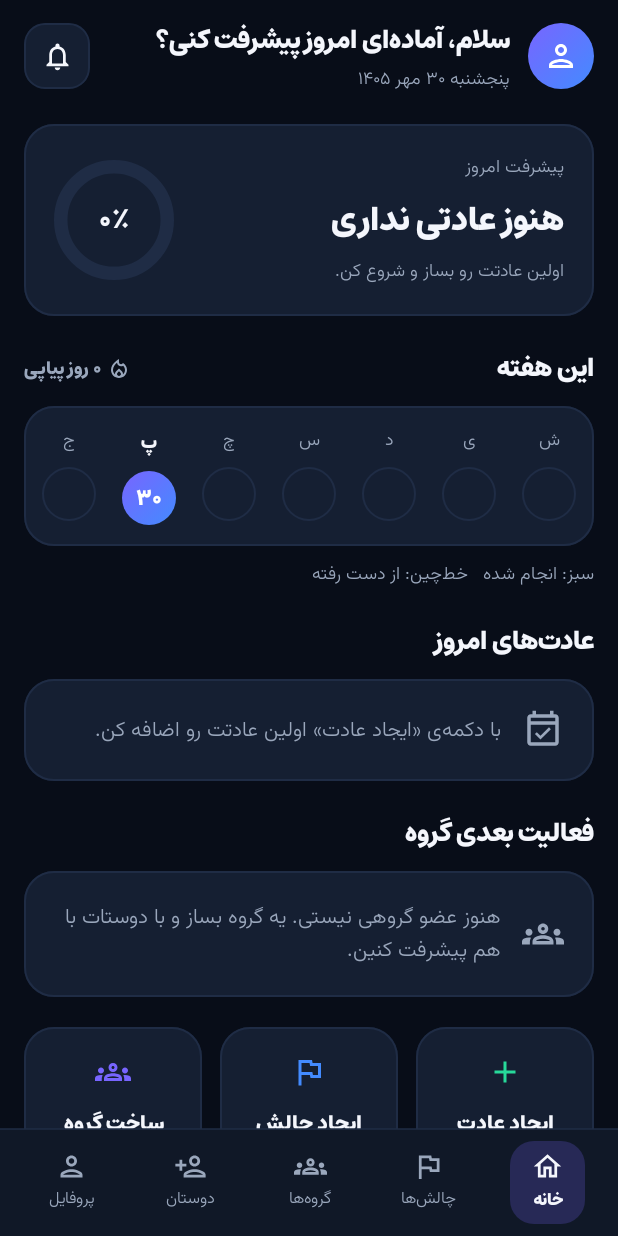
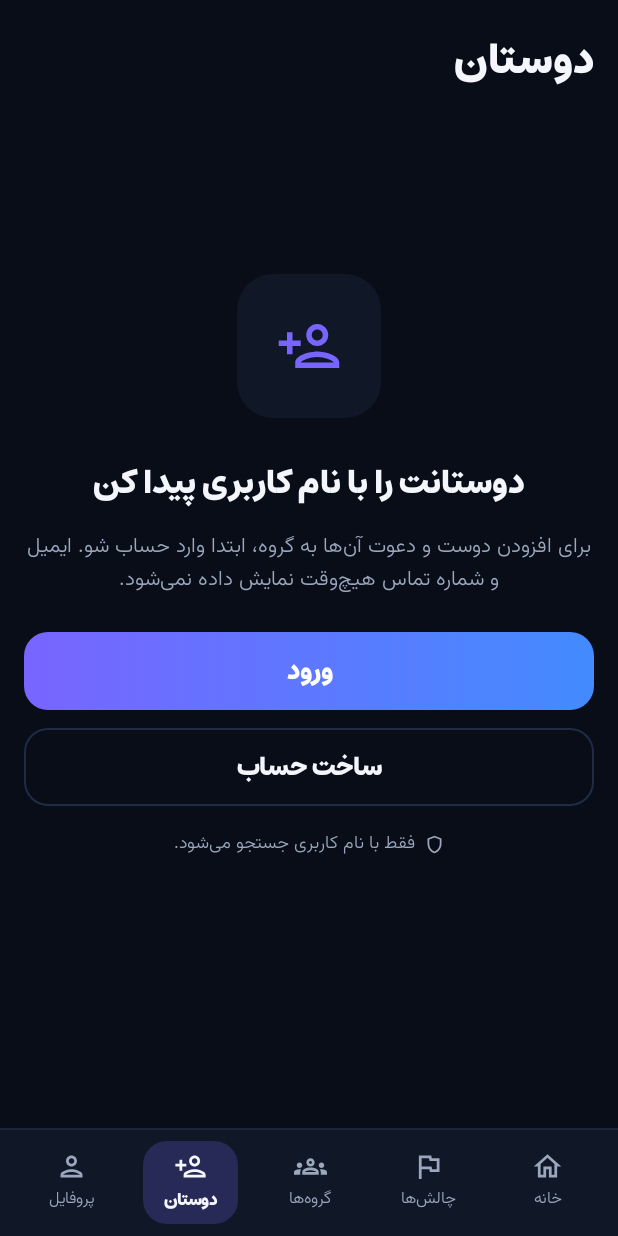
Before and after one commit to mahdiar-barzegarr/Day-flow, an Android app built with Jetpack Compose: the screen it shows after launch (MainActivity), after a tap on "دوستان", on a phone screen of 412 x 824 dp. Run offline under Robolectric (Android 15) with nearby library versions, the phone set to English and light mode, and no system bars; our stand-ins replace Dagger/Hilt's generated code, Room's generated code; libraries missing offline, so code that uses them is left out: androidx.hilt.lifecycle.

Commit message:
login & register for groups and friends tab

```diff
--- /dev/null
+++ b/Application/app/src/main/java/com/example/dayflow/models/FriendsModels.kt
@@ -0,0 +1,28 @@
+package com.example.dayflow.models
+
+enum class FriendStatus { NONE, REQUEST_SENT, FRIEND }
+
+data class UserResult(
+    val id: String,
+    val name: String,
+    val username: String,
+    val mutualGroups: Int,
+    val status: FriendStatus
+)
+
+data class FriendRequest(
+    val id: String,
+    val name: String,
+    val username: String,
+    val mutualInfo: String
+)
+
+data class FriendsUiState(
+    val isLoggedIn: Boolean = false,
+    val selectedTab: Int = 2, // 0 دوستان، 1 درخواست‌ها، 2 افزودن
+    val query: String = "",
+    val isSearching: Boolean = false,
+    val results: List<UserResult> = emptyList(),
+    val requests: List<FriendRequest> = emptyList(),
+    val friendsCount: Int = 0
+)
--- a/Application/app/src/main/java/com/example/dayflow/navigation/NavGraph.kt
+++ b/Application/app/src/main/java/com/example/dayflow/navigation/NavGraph.kt
@@ -5,21 +5,29 @@ import androidx.annotation.RequiresApi
 import androidx.compose.runtime.Composable
 import androidx.compose.runtime.collectAsState
 import androidx.compose.runtime.getValue
+import androidx.compose.runtime.remember
 import androidx.hilt.lifecycle.viewmodel.compose.hiltViewModel
+import androidx.lifecycle.viewmodel.compose.viewModel
+import androidx.lifecycle.viewmodel.initializer
+import androidx.lifecycle.viewmodel.viewModelFactory
 import androidx.navigation.NavController
+import androidx.navigation.NavGraph.Companion.findStartDestination
 import androidx.navigation.NavHostController
 import androidx.navigation.NavType
 import androidx.navigation.compose.NavHost
 import androidx.navigation.compose.composable
 import androidx.navigation.compose.rememberNavController
 import androidx.navigation.navArgument
+import com.example.dayflow.repository.FakeFriendsRepository
+import com.example.dayflow.repository.FakeSessionManager
 import com.example.dayflow.ui.challenges.ChallengeDetailScreen
 import com.example.dayflow.ui.challenges.ChallengesScreen
+import com.example.dayflow.ui.friends.FriendsScreen
+import com.example.dayflow.ui.friends.FriendsViewModel
 import com.example.dayflow.ui.group.GroupsScreen
 import com.example.dayflow.ui.home.HomeScreen
 import com.example.dayflow.ui.login.LoginScreen
 import com.example.dayflow.ui.profile.ProfileScreen
-import com.example.dayflow.ui.profile.ProfileUiState
 import com.example.dayflow.ui.profile.ProfileViewModel
 import com.example.dayflow.ui.register.RegisterScreen
 import com.example.dayflow.ui.splash.SplashScreen
@@ -38,6 +46,17 @@ object Routes {
     const val REGISTER = "register"
     const val GROUP = "groups"
 
+    const val FRIENDS = "friends"
+
+}
+
+fun NavController.navigateToTab(route: String) {
+    if (currentDestination?.route == route) return   // روی همان تب کلیک شد: هیچ کاری نکن
+    navigate(route) {
+        popUpTo(graph.findStartDestination().id) { saveState = true }
+        launchSingleTop = true
+        restoreState = true
+    }
 }
 
 
@@ -117,5 +136,19 @@ fun NavigationGraph(
         composable(Routes.GROUP) {
             GroupsScreen(navController = navController)
         }
+
+        composable(Routes.FRIENDS) {
+            val vm: FriendsViewModel = viewModel(
+                factory = viewModelFactory {
+                    initializer { FriendsViewModel(FakeFriendsRepository(), FakeSessionManager()) }
+                }
+            )
+            FriendsScreen(
+                viewModel = vm,
+                navController = navController,
+                onLoginClick = { navController.navigate(Routes.LOGIN) },
+                onRegisterClick = { navController.navigate(Routes.REGISTER) }
+            )
+        }
     }
 }
--- /dev/null
+++ b/Application/app/src/main/java/com/example/dayflow/repository/FriendsRepository.kt
@@ -0,0 +1,29 @@
+package com.example.dayflow.repository
+
+import com.example.dayflow.models.FriendRequest
+import com.example.dayflow.models.UserResult
+import com.example.dayflow.ui.friends.*
+import kotlinx.coroutines.flow.MutableStateFlow
+import kotlinx.coroutines.flow.StateFlow
+
+interface SessionManager {
+    val isLoggedIn: StateFlow<Boolean>
+}
+
+class FakeSessionManager : SessionManager {
+    override val isLoggedIn = MutableStateFlow(false) // برای تست true کن
+}
+
+interface FriendsRepository {
+    suspend fun searchUsers(query: String): Result<List<UserResult>>
+    suspend fun sendRequest(userId: String): Result<Unit>
+    suspend fun getRequests(): Result<List<FriendRequest>>
+    suspend fun respond(requestId: String, accept: Boolean): Result<Unit>
+}
+
+class FakeFriendsRepository : FriendsRepository {
+    override suspend fun searchUsers(query: String) = Result.success(emptyList<UserResult>())
+    override suspend fun sendRequest(userId: String) = Result.success(Unit)
+    override suspend fun getRequests() = Result.success(emptyList<FriendRequest>())
+    override suspend fun respond(requestId: String, accept: Boolean) = Result.success(Unit)
+}
--- a/Application/app/src/main/java/com/example/dayflow/ui/components/DayFlowBottomBar.kt
+++ b/Application/app/src/main/java/com/example/dayflow/ui/components/DayFlowBottomBar.kt
@@ -48,11 +48,7 @@ enum class BottomTab(val route: String, val label: String, val icon: ImageVector
     Profile("profile", "پروفایل", Icons.Outlined.Person)
 }
 
-/**
- * نوار پایین مشترک همه‌ی صفحه‌ها. استفاده:
- *
- * Scaffold(bottomBar = { DayFlowBottomBar(navController) }) { ... }
- */
+
 @Composable
 fun DayFlowBottomBar(navController: NavController) {
     val backStackEntry by navController.currentBackStackEntryAsState()
--- /dev/null
+++ b/Application/app/src/main/java/com/example/dayflow/ui/friends/FriendsScreen.kt
@@ -0,0 +1,342 @@
+package com.example.dayflow.ui.friends
+
+
+import androidx.compose.foundation.BorderStroke
+import androidx.compose.foundation.background
+import androidx.compose.foundation.border
+import androidx.compose.foundation.layout.*
+import androidx.compose.foundation.lazy.LazyColumn
+import androidx.compose.foundation.lazy.items
+import androidx.compose.foundation.shape.CircleShape
+import androidx.compose.foundation.shape.RoundedCornerShape
+import androidx.compose.foundation.text.KeyboardOptions
+import androidx.compose.foundation.clickable
+import androidx.compose.material.icons.Icons
+import androidx.compose.material.icons.outlined.*
+import androidx.compose.material3.*
+import androidx.compose.runtime.*
+import androidx.compose.ui.Alignment
+import androidx.compose.ui.Modifier
+import androidx.compose.ui.draw.clip
+import androidx.compose.ui.graphics.Brush
+import androidx.compose.ui.graphics.Color
+import androidx.compose.ui.text.input.ImeAction
+import androidx.compose.ui.text.style.TextAlign
+import androidx.compose.ui.unit.dp
+import androidx.lifecycle.compose.collectAsStateWithLifecycle
+import androidx.navigation.NavController
+import com.example.dayflow.models.FriendRequest
+import com.example.dayflow.models.FriendStatus
+import com.example.dayflow.models.FriendsUiState
+import com.example.dayflow.models.UserResult
+import com.example.dayflow.ui.components.DayFlowBottomBar
+
+@Composable
+fun FriendsScreen(
+    viewModel: FriendsViewModel,
+    navController: NavController,
+    onLoginClick: () -> Unit,
+    onRegisterClick: () -> Unit
+) {
+    val state by viewModel.state.collectAsStateWithLifecycle()
+
+    Scaffold(
+        containerColor = MaterialTheme.colorScheme.background,
+        bottomBar = { DayFlowBottomBar(navController = navController) }
+    ) { innerPadding ->
+        Column(
+            Modifier
+                .fillMaxSize()
+                .padding(innerPadding)
+                .statusBarsPadding()
+                .padding(horizontal = 16.dp)
+        ) {
+            Spacer(Modifier.height(16.dp))
+            Text(
+                "دوستان",
+                style = MaterialTheme.typography.headlineMedium,
+                color = MaterialTheme.colorScheme.onBackground
+            )
+            Spacer(Modifier.height(16.dp))
+
+            if (!state.isLoggedIn) GuestContent(onLoginClick, onRegisterClick)
+            else LoggedInContent(state, viewModel)
+        }
+    }
+}
+
+// ───────── مهمان ─────────
+@Composable
+private fun GuestContent(onLogin: () -> Unit, onRegister: () -> Unit) {
+    Column(
+        Modifier.fillMaxSize().padding(bottom = 80.dp),
+        horizontalAlignment = Alignment.CenterHorizontally,
+        verticalArrangement = Arrangement.Center
+    ) {
+        Box(
+            Modifier.size(96.dp).clip(RoundedCornerShape(24.dp))
+                .background(MaterialTheme.colorScheme.surface),
+            contentAlignment = Alignment.Center
+        ) {
+            Icon(Icons.Outlined.PersonAdd, null, Modifier.size(44.dp),
+                tint = MaterialTheme.colorScheme.primary)
+        }
+        Spacer(Modifier.height(24.dp))
+        Text("دوستانت را با نام کاربری پیدا کن",
+            style = MaterialTheme.typography.titleLarge,
+            color = MaterialTheme.colorScheme.onBackground)
+        Spacer(Modifier.height(12.dp))
+        Text(
+            "برای افزودن دوست و دعوت آن‌ها به گروه، ابتدا وارد حساب شو. ایمیل و شماره تماس هیچ‌وقت نمایش داده نمی‌شود.",
+            style = MaterialTheme.typography.bodyMedium,
+            color = MaterialTheme.colorScheme.onSurfaceVariant,
+            textAlign = TextAlign.Center
+        )
+        Spacer(Modifier.height(24.dp))
+        GradientButton("ورود", onLogin)
+        Spacer(Modifier.height(12.dp))
+        OutlinedButton(
+            onClick = onRegister,
+            modifier = Modifier.fillMaxWidth().height(52.dp),
+            shape = RoundedCornerShape(16.dp),
+            border = BorderStroke(1.dp, MaterialTheme.colorScheme.outline)
+        ) {
+            Text("ساخت حساب", style = MaterialTheme.typography.titleMedium,
+                color = MaterialTheme.colorScheme.onBackground)
+        }
+        Spacer(Modifier.height(16.dp))
+        PrivacyNote()
+    }
+}
+
+// ───────── کاربر واردشده ─────────
+@Composable
+private fun LoggedInContent(state: FriendsUiState, vm: FriendsViewModel) {
+    TabsRow(state, vm::onTabChange)
+    Spacer(Modifier.height(16.dp))
+
+    when (state.selectedTab) {
+        0 -> EmptyHint(Icons.Outlined.People, "هنوز دوستی اضافه نکرده‌ای",
+            "از تب «افزودن» با نام کاربری دوستانت را پیدا کن.")
+        1 -> if (state.requests.isEmpty())
+            EmptyHint(Icons.Outlined.MarkEmailRead, "درخواستی نداری", "درخواست‌های دریافتی اینجا نمایش داده می‌شود.")
+        else LazyColumn(verticalArrangement = Arrangement.spacedBy(12.dp)) {
+            items(state.requests, key = { it.id }) { RequestCard(it, vm::respond) }
+        }
+        else -> AddTab(state, vm)
+    }
+}
+
+@Composable
+private fun TabsRow(state: FriendsUiState, onTab: (Int) -> Unit) {
+    val reqCount = state.requests.size
+    Row(
+        Modifier.fillMaxWidth().clip(RoundedCornerShape(16.dp))
+            .background(MaterialTheme.colorScheme.surface).padding(4.dp),
+        horizontalArrangement = Arrangement.spacedBy(4.dp)
+    ) {
+        // ترتیب در RTL: دوستان (راست) ← درخواست‌ها ← افزودن (چپ)
+        TabItem("دوستان ${state.friendsCount}", state.selectedTab == 0, Modifier.weight(1f)) { onTab(0) }
+        TabItem("درخواست‌ها", state.selectedTab == 1, Modifier.weight(1f), badge = reqCount) { onTab(1) }
+        TabItem("افزودن", state.selectedTab == 2, Modifier.weight(1f)) { onTab(2) }
+    }
+}
+
+@Composable
+private fun TabItem(
+    title: String, selected: Boolean, modifier: Modifier,
+    badge: Int = 0, onClick: () -> Unit
+) {
+    val bg = if (selected)
+        Modifier.background(Brush.horizontalGradient(
+            listOf(MaterialTheme.colorScheme.primary, MaterialTheme.colorScheme.secondary)))
+    else Modifier
+    Row(
+        modifier.height(44.dp).clip(RoundedCornerShape(12.dp)).then(bg).clickable(onClick = onClick),
+        horizontalArrangement = Arrangement.Center,
+        verticalAlignment = Alignment.CenterVertically
+    ) {
+        Text(title, style = MaterialTheme.typography.labelLarge,
+            color = if (selected) Color.White else MaterialTheme.colorScheme.onSurfaceVariant)
+        if (badge > 0) {
+            Spacer(Modifier.width(6.dp))
+            Box(Modifier.size(18.dp).clip(CircleShape).background(Color(0xFFFFB454)),
+                contentAlignment = Alignment.Center) {
+                Text("$badge", style = MaterialTheme.typography.labelSmall, color = Color.Black)
+            }
+        }
+    }
+}
+
+@Composable
+private fun AddTab(state: FriendsUiState, vm: FriendsViewModel) {
+    LazyColumn(verticalArrangement = Arrangement.spacedBy(12.dp), contentPadding = PaddingValues(bottom = 24.dp)) {
+        item {
+            OutlinedTextField(
+                value = state.query,
+                onValueChange = vm::onQueryChange,
+                modifier = Modifier.fillMaxWidth(),
+                singleLine = true,
+                placeholder = { Text("@نام‌کاربری", style = MaterialTheme.typography.bodyMedium) },
+                leadingIcon = { Icon(Icons.Outlined.Search, null) },
+                trailingIcon = if (state.isSearching) {
+                    { CircularProgressIndicator(Modifier.size(18.dp), strokeWidth = 2.dp) }
+                } else null,
+                shape = RoundedCornerShape(16.dp),
+                keyboardOptions = KeyboardOptions(imeAction = ImeAction.Search)
+            )
+            Spacer(Modifier.height(8.dp))
+            PrivacyNote()
+        }
+
+        if (state.query.isNotBlank() && !state.isSearching) {
+            item {
+                Text(
+                    if (state.results.isEmpty()) "کاربری با این نام پیدا نشد"
+                    else "نتایج جستجو · ${state.results.size} نتیجه",
+                    style = MaterialTheme.typography.titleMedium,
+                    color = MaterialTheme.colorScheme.onBackground
+                )
+            }
+            if (state.results.isNotEmpty()) item {
+                Card(
+                    shape = RoundedCornerShape(20.dp),
+                    colors = CardDefaults.cardColors(MaterialTheme.colorScheme.surface),
+                    border = BorderStroke(1.dp, MaterialTheme.colorScheme.outline)
+                ) {
+                    state.results.forEachIndexed { i, u ->
+                        UserRow(u) { vm.sendRequest(u) }
+                        if (i != state.results.lastIndex)
+                            HorizontalDivider(color = MaterialTheme.colorScheme.outline)
+                    }
+                }
+            }
+        }
+
+        if (state.requests.isNotEmpty()) {
+            item {
+                Text("درخواست‌های دریافتی", style = MaterialTheme.typography.titleMedium,
+                    color = MaterialTheme.colorScheme.onBackground)
+            }
+            items(state.requests, key = { "r${it.id}" }) { RequestCard(it, vm::respond) }
+        }
+    }
+}
+
+@Composable
+private fun UserRow(user: UserResult, onAdd: () -> Unit) {
+    Row(Modifier.fillMaxWidth().padding(16.dp), verticalAlignment = Alignment.CenterVertically) {
+        Avatar(user.name)
+        Spacer(Modifier.width(12.dp))
+        Column(Modifier.weight(1f)) {
+            Text(user.name, style = MaterialTheme.typography.titleMedium, color = MaterialTheme.colorScheme.onSurface)
+            Text("@${user.username}", style = MaterialTheme.typography.bodySmall, color = MaterialTheme.colorScheme.primary)
+            if (user.mutualGroups > 0)
+                Text("${user.mutualGroups} گروه مشترک", style = MaterialTheme.typography.bodySmall,
+                    color = MaterialTheme.colorScheme.onSurfaceVariant)
+        }
+        when (user.status) {
+            FriendStatus.NONE -> Button(onClick = onAdd, shape = RoundedCornerShape(12.dp)) {
+                Text("افزودن دوست", style = MaterialTheme.typography.labelLarge)
+            }
+            FriendStatus.REQUEST_SENT -> StatusChip(Icons.Outlined.Schedule, "درخواست ارسال شد", Color(0xFFFFB454))
+            FriendStatus.FRIEND -> StatusChip(Icons.Outlined.Check, "دوست شما", Color(0xFF27D99A))
+        }
+    }
+}
+
+@Composable
+private fun RequestCard(req: FriendRequest, onRespond: (FriendRequest, Boolean) -> Unit) {
+    Card(
+        shape = RoundedCornerShape(20.dp),
+        colors = CardDefaults.cardColors(MaterialTheme.colorScheme.surface),
+        border = BorderStroke(1.dp, MaterialTheme.colorScheme.outline)
+    ) {
+        Column(Modifier.padding(16.dp)) {
+            Row(verticalAlignment = Alignment.CenterVertically) {
+                Avatar(req.name)
+                Spacer(Modifier.width(12.dp))
+                Column {
+                    Text(req.name, style = MaterialTheme.typography.titleMedium, color = MaterialTheme.colorScheme.onSurface)
+                    Text("@${req.username}", style = MaterialTheme.typography.bodySmall, color = MaterialTheme.colorScheme.primary)
+                    Text(req.mutualInfo, style = MaterialTheme.typography.bodySmall, color = MaterialTheme.colorScheme.onSurfaceVariant)
+                }
+            }
+            Spacer(Modifier.height(12.dp))
+            Row(horizontalArrangement = Arrangement.spacedBy(12.dp)) {
+                Button(
+                    onClick = { onRespond(req, true) },
+                    modifier = Modifier.weight(1f).height(48.dp),
+                    shape = RoundedCornerShape(12.dp),
+                    colors = ButtonDefaults.buttonColors(Color(0xFF27D99A), Color.Black)
+                ) { Text("پذیرفتن", style = MaterialTheme.typography.labelLarge) }
+                OutlinedButton(
+                    onClick = { onRespond(req, false) },
+                    modifier = Modifier.weight(1f).height(48.dp),
+                    shape = RoundedCornerShape(12.dp),
+                    border = BorderStroke(1.dp, MaterialTheme.colorScheme.outline)
+                ) { Text("رد کردن", style = MaterialTheme.typography.labelLarge,
+                    color = MaterialTheme.colorScheme.onSurface) }
+            }
+        }
+    }
+}
+
+// ───────── اجزای کوچک ─────────
+@Composable
+private fun Avatar(name: String) {
+    Box(Modifier.size(48.dp).clip(CircleShape)
+        .background(MaterialTheme.colorScheme.primary.copy(alpha = 0.25f)),
+        contentAlignment = Alignment.Center) {
+        Text(name.firstOrNull()?.toString() ?: "؟",
+            style = MaterialTheme.typography.titleMedium, color = MaterialTheme.colorScheme.primary)
+    }
+}
+
+@Composable
+private fun StatusChip(icon: androidx.compose.ui.graphics.vector.ImageVector, text: String, color: Color) {
+    Row(
+        Modifier.clip(RoundedCornerShape(12.dp)).background(color.copy(alpha = 0.15f))
+            .padding(horizontal = 12.dp, vertical = 8.dp),
+        verticalAlignment = Alignment.CenterVertically
+    ) {
+        Icon(icon, null, Modifier.size(16.dp), tint = color)
+        Spacer(Modifier.width(4.dp))
+        Text(text, style = MaterialTheme.typography.labelMedium, color = color)
+    }
+}
+
+@Composable
+private fun PrivacyNote() {
+    Row(verticalAlignment = Alignment.CenterVertically) {
+        Icon(Icons.Outlined.Shield, null, Modifier.size(14.dp), tint = MaterialTheme.colorScheme.onSurfaceVariant)
+        Spacer(Modifier.width(6.dp))
+        Text("فقط با نام کاربری جستجو می‌شود.", style = MaterialTheme.typography.bodySmall,
+            color = MaterialTheme.colorScheme.onSurfaceVariant)
+    }
+}
+
+@Composable
+private fun EmptyHint(icon: androidx.compose.ui.graphics.vector.ImageVector, title: String, desc: String) {
+    Column(Modifier.fillMaxWidth().padding(top = 64.dp), horizontalAlignment = Alignment.CenterHorizontally) {
+        Icon(icon, null, Modifier.size(48.dp), tint = MaterialTheme.colorScheme.onSurfaceVariant)
+        Spacer(Modifier.height(12.dp))
+        Text(title, style = MaterialTheme.typography.titleMedium, color = MaterialTheme.colorScheme.onBackground)
+        Spacer(Modifier.height(4.dp))
+        Text(desc, style = MaterialTheme.typography.bodyMedium,
+            color = MaterialTheme.colorScheme.onSurfaceVariant, textAlign = TextAlign.Center)
+    }
+}
+
+@Composable
+private fun GradientButton(text: String, onClick: () -> Unit) {
+    Box(
+        Modifier.fillMaxWidth().height(52.dp).clip(RoundedCornerShape(16.dp))
+            .background(Brush.horizontalGradient(
+                listOf(MaterialTheme.colorScheme.primary, MaterialTheme.colorScheme.secondary)))
+            .clickable(onClick = onClick),
+        contentAlignment = Alignment.Center
+    ) {
+        Text(text, style = MaterialTheme.typography.titleMedium, color = Color.White)
+    }
+}
--- /dev/null
+++ b/Application/app/src/main/java/com/example/dayflow/ui/friends/FriendsViewModel.kt
@@ -0,0 +1,80 @@
+package com.example.dayflow.ui.friends
+
+
+import androidx.lifecycle.ViewModel
+import androidx.lifecycle.viewModelScope
+import com.example.dayflow.models.FriendRequest
+import com.example.dayflow.models.FriendStatus
+import com.example.dayflow.models.FriendsUiState
+import com.example.dayflow.models.UserResult
+import com.example.dayflow.repository.FriendsRepository
+import com.example.dayflow.repository.SessionManager
+import kotlinx.coroutines.FlowPreview
+import kotlinx.coroutines.flow.*
+import kotlinx.coroutines.launch
+
+@OptIn(FlowPreview::class)
+class FriendsViewModel(
+    private val repo: FriendsRepository,
+    session: SessionManager
+) : ViewModel() {
+
+    private val _state = MutableStateFlow(FriendsUiState())
+    val state: StateFlow<FriendsUiState> = _state.asStateFlow()
+
+    private val queryFlow = MutableStateFlow("")
+
+    init {
+        viewModelScope.launch {
+            session.isLoggedIn.collect { logged ->
+                _state.update { it.copy(isLoggedIn = logged) }
+                if (logged) loadRequests()
+            }
+        }
+        // جستجو با ۴۰۰ میلی‌ثانیه تأخیر تا برای هر حرف درخواست نرود
+        viewModelScope.launch {
+            queryFlow.debounce(400).distinctUntilChanged().collect { q ->
+                val clean = q.trim().removePrefix("@")
+                if (clean.length < 2) {
+                    _state.update { it.copy(results = emptyList(), isSearching = false) }
+                } else {
+                    _state.update { it.copy(isSearching = true) }
+                    val res = repo.searchUsers(clean).getOrDefault(emptyList())
+                    _state.update { it.copy(results = res, isSearching = false) }
+                }
+            }
+        }
+    }
+
+    fun onQueryChange(q: String) {
+        _state.update { it.copy(query = q) }
+        queryFlow.value = q
+    }
+
+    fun onTabChange(tab: Int) = _state.update { it.copy(selectedTab = tab) }
+
+    fun sendRequest(user: UserResult) = viewModelScope.launch {
+        if (repo.sendRequest(user.id).isSuccess) {
+            _state.update { s ->
+                s.copy(results = s.results.map {
+                    if (it.id == user.id) it.copy(status = FriendStatus.REQUEST_SENT) else it
+                })
+            }
+        }
+    }
+
+    fun respond(req: FriendRequest, accept: Boolean) = viewModelScope.launch {
+        if (repo.respond(req.id, accept).isSuccess) {
+            _state.update { s ->
+                s.copy(
+                    requests = s.requests - req,
+                    friendsCount = if (accept) s.friendsCount + 1 else s.friendsCount
+                )
+            }
+        }
+    }
+
+    private fun loadRequests() = viewModelScope.launch {
+        repo.getRequests().onSuccess { list -> _state.update { it.copy(requests = list) } }
+    }
+}
```
